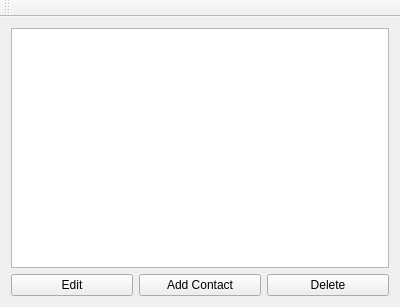
Qt form mainwindow.ui (Mikkicon/KMAContacts) before a commit.
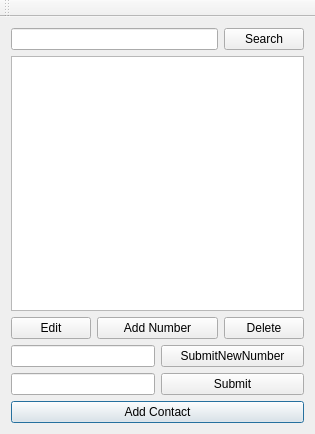
The same form after that commit.

What changed in the file:
```diff
--- a/mainwindow.ui
+++ b/mainwindow.ui
@@ -6,8 +6,8 @@
    <rect>
     <x>0</x>
     <y>0</y>
-    <width>400</width>
-    <height>307</height>
+    <width>315</width>
+    <height>434</height>
    </rect>
   </property>
   <property name="windowTitle">
@@ -15,27 +15,67 @@
   </property>
   <widget class="QWidget" name="centralWidget">
    <layout class="QGridLayout" name="gridLayout">
-    <item row="0" column="0" colspan="3">
+    <item row="2" column="3">
+     <widget class="QPushButton" name="Delete">
+      <property name="text">
+       <string>Delete</string>
+      </property>
+     </widget>
+    </item>
+    <item row="2" column="1" colspan="2">
+     <widget class="QPushButton" name="AddNumber">
+      <property name="text">
+       <string>Add Number</string>
+      </property>
+     </widget>
+    </item>
+    <item row="1" column="0" colspan="4">
      <widget class="QListWidget" name="listWidget"/>
     </item>
-    <item row="1" column="0">
-     <widget class="QPushButton" name="pushButton">
+    <item row="3" column="0" colspan="2">
+     <widget class="QLineEdit" name="EditName"/>
+    </item>
+    <item row="4" column="2" colspan="2">
+     <widget class="QPushButton" name="Submit">
+      <property name="text">
+       <string>Submit</string>
+      </property>
+     </widget>
+    </item>
+    <item row="4" column="0" colspan="2">
+     <widget class="QLineEdit" name="EditNumber"/>
+    </item>
+    <item row="0" column="3">
+     <widget class="QPushButton" name="SearchB">
+      <property name="text">
+       <string>Search</string>
+      </property>
+     </widget>
+    </item>
+    <item row="0" column="0" colspan="3">
+     <widget class="QLineEdit" name="Search"/>
+    </item>
+    <item row="2" column="0">
+     <widget class="QPushButton" name="Edit">
       <property name="text">
        <string>Edit</string>
       </property>
      </widget>
     </item>
-    <item row="1" column="1">
-     <widget class="QPushButton" name="pushButton_3">
+    <item row="5" column="0" colspan="4">
+     <widget class="QPushButton" name="AddContact">
       <property name="text">
        <string>Add Contact</string>
       </property>
+      <property name="default">
+       <bool>true</bool>
+      </property>
      </widget>
     </item>
-    <item row="1" column="2">
-     <widget class="QPushButton" name="pushButton_2">
+    <item row="3" column="2" colspan="2">
+     <widget class="QPushButton" name="pushButton">
       <property name="text">
-       <string>Delete</string>
+       <string>SubmitNewNumber</string>
       </property>
      </widget>
     </item>
```
Left out of the diff: 2 changed lines with no effect on the pictures.
